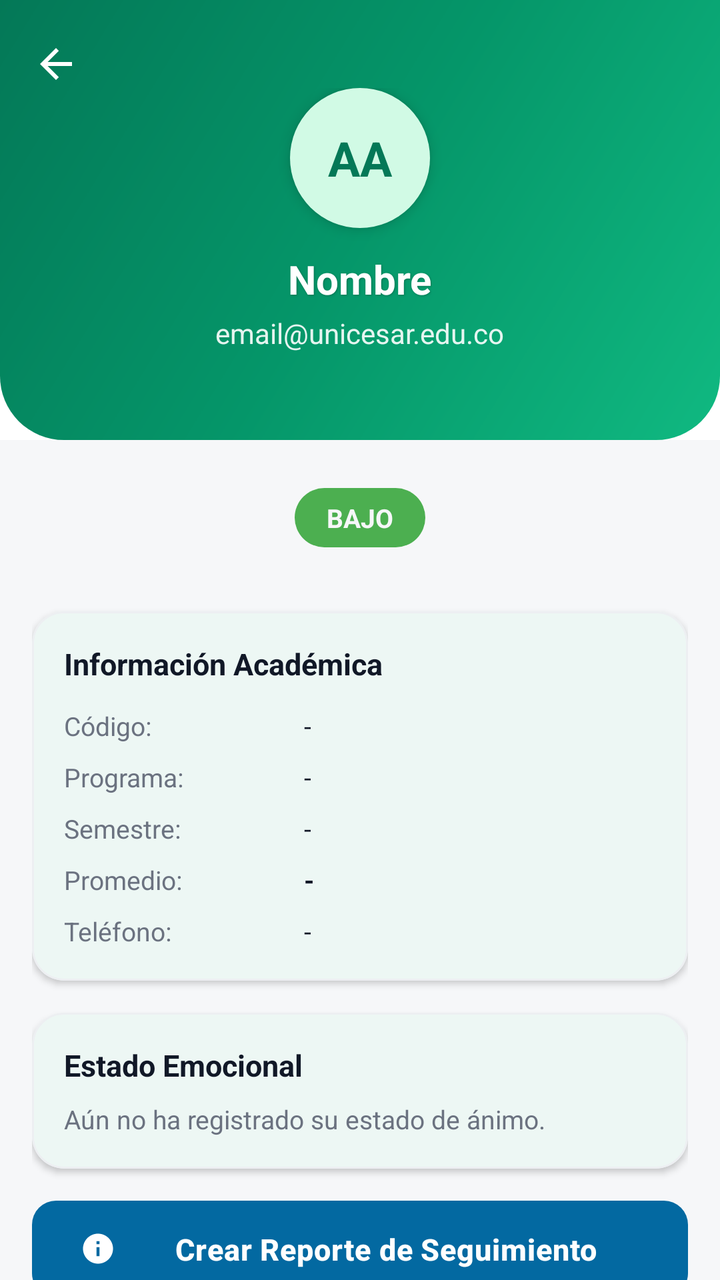
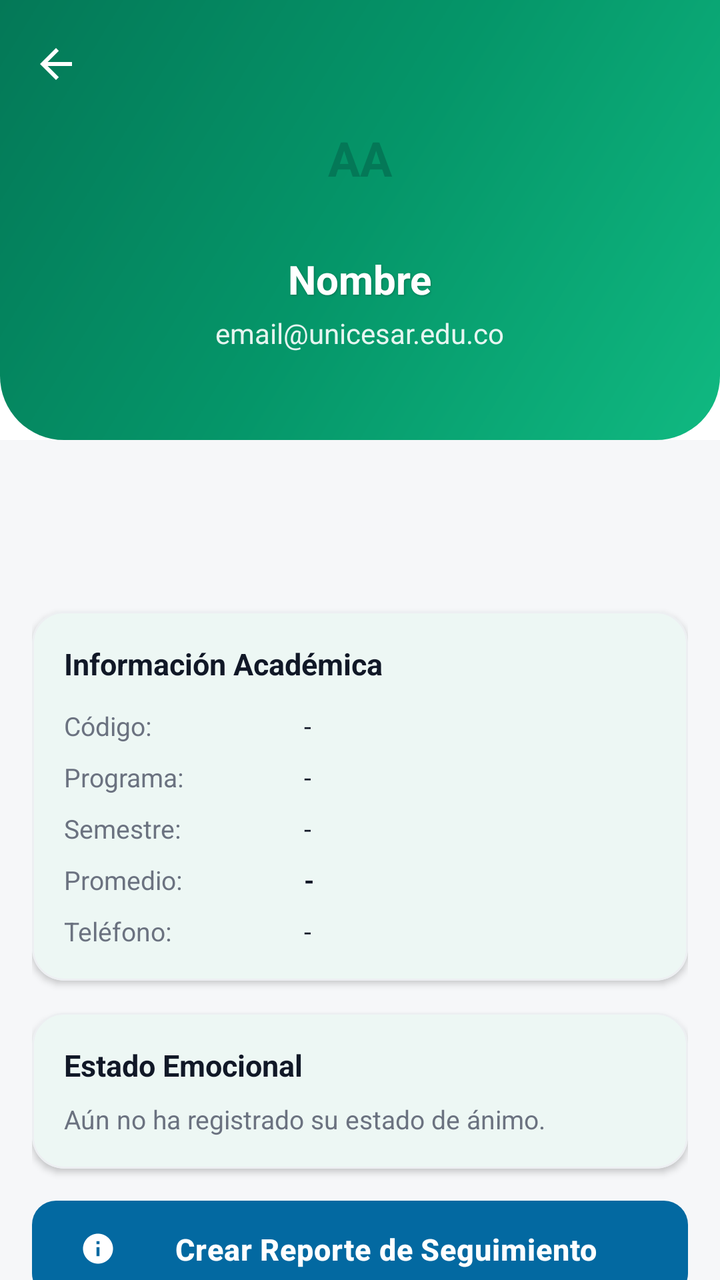

Compare the two renders of this Android layout. The source of the first and the diff that turns it into the second are given below.
<!-- AndroidManifest.xml: application theme Theme.BienestarUPC -->
<!-- res/layout/activity_student_detail.xml -->
<?xml version="1.0" encoding="utf-8"?>
<androidx.coordinatorlayout.widget.CoordinatorLayout
    xmlns:android="http://schemas.android.com/apk/res/android"
    xmlns:app="http://schemas.android.com/apk/res-auto"
    android:layout_width="match_parent"
    android:layout_height="match_parent"
    android:background="@color/background_gray">

    <com.google.android.material.appbar.AppBarLayout
        android:id="@+id/app_bar"
        android:layout_width="match_parent"
        android:layout_height="wrap_content"
        android:fitsSystemWindows="true">

        <com.google.android.material.appbar.CollapsingToolbarLayout
            android:id="@+id/collapsing_toolbar"
            android:layout_width="match_parent"
            android:layout_height="220dp"
            android:fitsSystemWindows="true"
            app:contentScrim="@color/green_primary"
            app:expandedTitleMarginStart="16dp"
            app:expandedTitleMarginEnd="16dp"
            app:expandedTitleTextAppearance="@style/TextAppearance.Material3.HeadlineMedium"
            app:collapsedTitleTextAppearance="@style/TextAppearance.Material3.TitleMedium"
            app:layout_scrollFlags="scroll|exitUntilCollapsed">

            <ImageView
                android:layout_width="match_parent"
                android:layout_height="match_parent"
                android:scaleType="centerCrop"
                android:src="@drawable/gradient_header"
                app:layout_collapseMode="parallax" />

            <LinearLayout
                android:layout_width="match_parent"
                android:layout_height="wrap_content"
                android:orientation="vertical"
                android:layout_gravity="center"
                android:gravity="center"
                android:padding="24dp"
                app:layout_collapseMode="parallax">

                <TextView
                    android:id="@+id/txt_iniciales"
                    android:layout_width="70dp"
                    android:layout_height="70dp"
                    android:background="@drawable/badge_circle_green_light"
                    android:gravity="center"
                    android:text="AA"
                    android:textColor="@color/green_primary_dark"
                    android:textSize="24sp"
                    android:textStyle="bold"
                    android:elevation="4dp" />

                <TextView
                    android:id="@+id/txt_nombre"
                    android:layout_width="wrap_content"
                    android:layout_height="wrap_content"
                    android:layout_marginTop="12dp"
                    android:text="Nombre"
                    android:textColor="@color/white"
                    android:textSize="20sp"
                    android:textStyle="bold"
                    android:shadowColor="#40000000"
                    android:shadowDx="1"
                    android:shadowDy="1"
                    android:shadowRadius="2" />

                <TextView
                    android:id="@+id/txt_email"
                    android:layout_width="wrap_content"
                    android:layout_height="wrap_content"
                    android:layout_marginTop="4dp"
                    android:text="email@unicesar.edu.co"
                    android:textColor="@color/white"
                    android:alpha="0.9"
                    android:textSize="14sp" />
            </LinearLayout>

            <com.google.android.material.appbar.MaterialToolbar
                android:id="@+id/toolbar"
                android:layout_width="match_parent"
                android:layout_height="?attr/actionBarSize"
                app:layout_collapseMode="pin"
                app:navigationIcon="@drawable/ic_arrow_back"
                app:navigationIconTint="@color/white" />

        </com.google.android.material.appbar.CollapsingToolbarLayout>
    </com.google.android.material.appbar.AppBarLayout>

    <androidx.core.widget.NestedScrollView
        android:layout_width="match_parent"
        android:layout_height="match_parent"
        app:layout_behavior="@string/appbar_scrolling_view_behavior">

        <LinearLayout
            android:layout_width="match_parent"
            android:layout_height="wrap_content"
            android:orientation="vertical"
            android:padding="16dp">

            <LinearLayout
                android:layout_width="wrap_content"
                android:layout_height="wrap_content"
                android:layout_gravity="center_horizontal"
                android:layout_marginBottom="16dp"
                android:orientation="horizontal">

                <TextView
                    android:id="@+id/txt_riesgo"
                    android:layout_width="wrap_content"
                    android:layout_height="wrap_content"
                    android:layout_marginTop="8dp"
                    android:background="@drawable/badge_risk_low"
                    android:paddingHorizontal="16dp"
                    android:paddingVertical="6dp"
                    android:text="BAJO"
                    android:textColor="@color/background_gray"
                    android:textSize="13sp"
                    android:textStyle="bold" />
            </LinearLayout>

            
            <com.google.android.material.card.MaterialCardView
                android:layout_width="match_parent"
                android:layout_height="wrap_content"
                android:layout_marginTop="16dp"
                app:cardBackgroundColor="@color/white_card"
                app:cardCornerRadius="16dp"
                app:cardElevation="2dp">

                <LinearLayout
                    android:layout_width="match_parent"
                    android:layout_height="wrap_content"
                    android:orientation="vertical"
                    android:padding="16dp">

                    <TextView
                        android:layout_width="wrap_content"
                        android:layout_height="wrap_content"
                        android:text="Información Académica"
                        android:textColor="@color/text_primary"
                        android:textSize="15sp"
                        android:textStyle="bold" />

                    <LinearLayout
                        android:layout_width="match_parent"
                        android:layout_height="wrap_content"
                        android:layout_marginTop="12dp"
                        android:orientation="horizontal">

                        <TextView
                            android:layout_width="120dp"
                            android:layout_height="wrap_content"
                            android:text="Código:"
                            android:textColor="@color/text_secondary"
                            android:textSize="13sp" />

                        <TextView
                            android:id="@+id/txt_codigo"
                            android:layout_width="0dp"
                            android:layout_height="wrap_content"
                            android:layout_weight="1"
                            android:text="-"
                            android:textColor="@color/text_primary"
                            android:textSize="13sp" />
                    </LinearLayout>

                    <LinearLayout
                        android:layout_width="match_parent"
                        android:layout_height="wrap_content"
                        android:layout_marginTop="8dp"
                        android:orientation="horizontal">

                        <TextView
                            android:layout_width="120dp"
                            android:layout_height="wrap_content"
                            android:text="Programa:"
                            android:textColor="@color/text_secondary"
                            android:textSize="13sp" />

                        <TextView
                            android:id="@+id/txt_programa"
                            android:layout_width="0dp"
                            android:layout_height="wrap_content"
                            android:layout_weight="1"
                            android:text="-"
                            android:textColor="@color/text_primary"
                            android:textSize="13sp" />
                    </LinearLayout>

                    <LinearLayout
                        android:layout_width="match_parent"
                        android:layout_height="wrap_content"
                        android:layout_marginTop="8dp"
                        android:orientation="horizontal">

                        <TextView
                            android:layout_width="120dp"
                            android:layout_height="wrap_content"
                            android:text="Semestre:"
                            android:textColor="@color/text_secondary"
                            android:textSize="13sp" />

                        <TextView
                            android:id="@+id/txt_semestre"
                            android:layout_width="0dp"
                            android:layout_height="wrap_content"
                            android:layout_weight="1"
                            android:text="-"
                            android:textColor="@color/text_primary"
                            android:textSize="13sp" />
                    </LinearLayout>

                    <LinearLayout
                        android:layout_width="match_parent"
                        android:layout_height="wrap_content"
                        android:layout_marginTop="8dp"
                        android:orientation="horizontal">

                        <TextView
                            android:layout_width="120dp"
                            android:layout_height="wrap_content"
                            android:text="Promedio:"
                            android:textColor="@color/text_secondary"
                            android:textSize="13sp" />

                        <TextView
                            android:id="@+id/txt_promedio"
                            android:layout_width="0dp"
                            android:layout_height="wrap_content"
                            android:layout_weight="1"
                            android:text="-"
                            android:textColor="@color/text_primary"
                            android:textSize="13sp"
                            android:textStyle="bold" />
                    </LinearLayout>

                    <LinearLayout
                        android:layout_width="match_parent"
                        android:layout_height="wrap_content"
                        android:layout_marginTop="8dp"
                        android:orientation="horizontal">

                        <TextView
                            android:layout_width="120dp"
                            android:layout_height="wrap_content"
                            android:text="Teléfono:"
                            android:textColor="@color/text_secondary"
                            android:textSize="13sp" />

                        <TextView
                            android:id="@+id/txt_telefono"
                            android:layout_width="0dp"
                            android:layout_height="wrap_content"
                            android:layout_weight="1"
                            android:text="-"
                            android:textColor="@color/text_primary"
                            android:textSize="13sp" />
                    </LinearLayout>

                </LinearLayout>
            </com.google.android.material.card.MaterialCardView>

            
            <com.google.android.material.card.MaterialCardView
                android:layout_width="match_parent"
                android:layout_height="wrap_content"
                android:layout_marginTop="16dp"
                app:cardBackgroundColor="@color/white_card"
                app:cardCornerRadius="16dp"
                app:cardElevation="2dp">

                <LinearLayout
                    android:layout_width="match_parent"
                    android:layout_height="wrap_content"
                    android:orientation="vertical"
                    android:padding="16dp">

                    <TextView
                        android:layout_width="wrap_content"
                        android:layout_height="wrap_content"
                        android:text="Estado Emocional"
                        android:textColor="@color/text_primary"
                        android:textSize="15sp"
                        android:textStyle="bold" />

                    <TextView
                        android:id="@+id/txt_emocional_none"
                        android:layout_width="match_parent"
                        android:layout_height="wrap_content"
                        android:layout_marginTop="8dp"
                        android:text="Aún no ha registrado su estado de ánimo."
                        android:textColor="@color/text_secondary"
                        android:textSize="13sp" />

                    <LinearLayout
                        android:id="@+id/emocional_content"
                        android:layout_width="match_parent"
                        android:layout_height="wrap_content"
                        android:layout_marginTop="12dp"
                        android:gravity="center_vertical"
                        android:orientation="horizontal"
                        android:visibility="gone">

                        <View
                            android:id="@+id/dot_emocional"
                            android:layout_width="18dp"
                            android:layout_height="18dp"
                            android:background="@drawable/mood_circle_none" />

                        <LinearLayout
                            android:layout_width="0dp"
                            android:layout_height="wrap_content"
                            android:layout_marginStart="12dp"
                            android:layout_weight="1"
                            android:orientation="vertical">

                            <TextView
                                android:id="@+id/txt_emocional_animo"
                                android:layout_width="wrap_content"
                                android:layout_height="wrap_content"
                                android:text="-"
                                android:textColor="@color/text_primary"
                                android:textSize="13sp"
                                android:textStyle="bold" />

                            <TextView
                                android:id="@+id/txt_emocional_fecha"
                                android:layout_width="wrap_content"
                                android:layout_height="wrap_content"
                                android:text=""
                                android:textColor="@color/text_secondary"
                                android:textSize="12sp" />

                            <TextView
                                android:id="@+id/txt_emocional_desc"
                                android:layout_width="match_parent"
                                android:layout_height="wrap_content"
                                android:layout_marginTop="4dp"
                                android:text=""
                                android:textColor="@color/text_secondary"
                                android:textSize="12sp" />
                        </LinearLayout>
                    </LinearLayout>
                </LinearLayout>
            </com.google.android.material.card.MaterialCardView>

            
            <com.google.android.material.button.MaterialButton
                android:id="@+id/btn_nuevo_reporte"
                android:layout_width="match_parent"
                android:layout_height="wrap_content"
                android:layout_marginTop="16dp"
                android:text="Crear Reporte de Seguimiento"
                android:textColor="@color/white_card"
                app:backgroundTint="@color/info_text"
                app:icon="@drawable/ic_info"
                app:iconTint="@color/white_card"
                app:cornerRadius="12dp" />

            <com.google.android.material.button.MaterialButton
                android:id="@+id/btn_nuevo_plan"
                style="@style/Widget.Material3.Button.OutlinedButton"
                android:layout_width="match_parent"
                android:layout_height="wrap_content"
                android:layout_marginTop="8dp"
                android:text="Crear Plan de Acción"
                app:icon="@drawable/ic_check"
                app:cornerRadius="12dp" />

            <com.google.android.material.button.MaterialButton
                android:id="@+id/btn_semaforo"
                style="@style/Widget.Material3.Button.OutlinedButton"
                android:layout_width="match_parent"
                android:layout_height="wrap_content"
                android:layout_marginTop="8dp"
                android:text="Importar Semáforo (PDF)"
                app:icon="@drawable/ic_pdf"
                app:iconTint="@color/green_primary"
                app:cornerRadius="12dp" />

            
            <TextView
                android:layout_width="match_parent"
                android:layout_height="wrap_content"
                android:layout_marginTop="16dp"
                android:text="Reportes y Planes"
                android:textColor="@color/text_primary"
                android:textSize="15sp"
                android:textStyle="bold" />

            <TextView
                android:id="@+id/txt_reporte_count"
                android:layout_width="match_parent"
                android:layout_height="wrap_content"
                android:layout_marginTop="8dp"
                android:text="0 reportes activos"
                android:textColor="@color/text_secondary"
                android:textSize="13sp" />

            <LinearLayout
                android:id="@+id/reportes_container"
                android:layout_width="match_parent"
                android:layout_height="wrap_content"
                android:orientation="vertical" />

        </LinearLayout>
    </androidx.core.widget.NestedScrollView>

    <ProgressBar
        android:id="@+id/progress_detail"
        android:layout_width="wrap_content"
        android:layout_height="wrap_content"
        android:layout_gravity="center"
        android:visibility="gone" />

</androidx.coordinatorlayout.widget.CoordinatorLayout>
<!-- resources referenced by this layout -->
<resources>
  <color name="background_gray">#F6F7F9</color>
  <color name="green_primary">#059669</color>
  <color name="green_primary_dark">#047857</color>
  <color name="info_text">#0369A1</color>
  <color name="text_primary">#111827</color>
  <color name="text_secondary">#6B7280</color>
  <color name="white">#FFFFFF</color>
  <color name="white_card">#FFFFFF</color>
  <!-- drawable badge_circle_green_light (drawable) -->
  <?xml version="1.0" encoding="utf-8"?>
  <shape xmlns:android="http://schemas.android.com/apk/res/android"
      android:shape="oval">
      <solid android:color="@color/success_bg" />
  </shape>
  <!-- drawable badge_risk_low (drawable) -->
  <?xml version="1.0" encoding="utf-8"?>
  <shape xmlns:android="http://schemas.android.com/apk/res/android"
      android:shape="rectangle">
      <solid android:color="@color/risk_low_bg" />
      <corners android:radius="20dp" />
  </shape>
  <!-- drawable ic_arrow_back (drawable) -->
  <?xml version="1.0" encoding="utf-8"?>
  <vector xmlns:android="http://schemas.android.com/apk/res/android"
      android:width="24dp" android:height="24dp"
      android:viewportWidth="24" android:viewportHeight="24">
      <path
          android:fillColor="#FF000000"
          android:pathData="M20,11H7.83l5.59,-5.59L12,4l-8,8 8,8 1.41,-1.41L7.83,13H20v-2z"/>
  </vector>
  <!-- drawable ic_check (drawable) -->
  <vector xmlns:android="http://schemas.android.com/apk/res/android"
      android:width="24dp" android:height="24dp"
      android:viewportWidth="24" android:viewportHeight="24">
      <path
          android:fillColor="#FF000000"
          android:pathData="M9,16.17L4.83,12l-1.42,1.41L9,19 21,7l-1.41,-1.41z"/>
  </vector>
  <!-- drawable mood_circle_none (drawable) -->
  <?xml version="1.0" encoding="utf-8"?>
  <shape xmlns:android="http://schemas.android.com/apk/res/android"
      android:shape="oval">
      <solid android:color="@color/text_hint" />
  </shape>
  <color name="success_bg">#D1FAE5</color>
  <color name="risk_low_bg">#4CAF50</color>
  <color name="text_hint">#9CA3AF</color>
  <color name="green_container">#D1FAE5</color>
  <color name="on_primary_container">#053B2A</color>
  <color name="teal_primary">#0D9488</color>
  <color name="teal_light">#CCFBF1</color>
  <color name="surface_container_low">#F8FAFC</color>
  <color name="surface_container">#EFF2F5</color>
  <color name="surface_container_high">#E7EAEE</color>
  <color name="surface_container_highest">#DEE2E8</color>
  <color name="surface_outline">#C9CFD8</color>
  <color name="surface_outline_variant">#E4E7EC</color>
  <color name="error_text">#DC2626</color>
  <style name="ThemeOverlay.BienestarUPC.MaterialAlertDialog" parent="ThemeOverlay.Material3.MaterialAlertDialog">
          <item name="shapeAppearanceOverlay">@style/ShapeAppearance.BienestarUPC.Dialog</item>
          <item name="colorSecondary">@color/green_primary</item>
      </style>
  <style name="Widget.BienestarUPC.Snackbar" parent="Widget.Material3.Snackbar">
          <item name="backgroundTint">@color/text_primary</item>
          <item name="android:textColor">@color/white_card</item>
          <item name="shapeAppearanceOverlay">@style/ShapeAppearance.BienestarUPC.Snackbar</item>
      </style>
  <color name="gray_medium">#9CA3AF</color>
  <color name="stroke_color">#EDEFF2</color>
  <color name="green_light">#D1FAE5</color>
  <color name="nav_background">#FFFFFF</color>
  <color name="chip_bg">#F3F4F6</color>
  <color name="chip_text">#111827</color>
  <style name="ShapeAppearance.BienestarUPC.Dialog" parent="ShapeAppearance.Material3.LargeComponent">
          <item name="cornerSize">24dp</item>
      </style>
  <style name="ShapeAppearance.BienestarUPC.Snackbar" parent="ShapeAppearance.Material3.MediumComponent">
          <item name="cornerFamily">rounded</item>
          <item name="cornerSize">14dp</item>
      </style>
  <!-- unchanged entries left out for length: 9 -->
</resources>

<!-- the commit's change to res/layout/activity_student_detail.xml (unified diff, before → after) -->
@@ -4,7 +4,7 @@
     xmlns:app="http://schemas.android.com/apk/res-auto"
     android:layout_width="match_parent"
     android:layout_height="match_parent"
-    android:background="@color/background_gray">
+   >
 
     <com.google.android.material.appbar.AppBarLayout
         android:id="@+id/app_bar"
@@ -24,7 +24,7 @@
             app:collapsedTitleTextAppearance="@style/TextAppearance.Material3.TitleMedium"
             app:layout_scrollFlags="scroll|exitUntilCollapsed">
 
-            <ImageView
+            <ImageView android:contentDescription="@null"
                 android:layout_width="match_parent"
                 android:layout_height="match_parent"
                 android:scaleType="centerCrop"
@@ -44,7 +44,7 @@
                     android:id="@+id/txt_iniciales"
                     android:layout_width="70dp"
                     android:layout_height="70dp"
-                    android:background="@drawable/badge_circle_green_light"
+                   
                     android:gravity="center"
                     android:text="AA"
                     android:textColor="@color/green_primary_dark"
@@ -111,7 +111,7 @@
                     android:layout_width="wrap_content"
                     android:layout_height="wrap_content"
                     android:layout_marginTop="8dp"
-                    android:background="@drawable/badge_risk_low"
+                   
                     android:paddingHorizontal="16dp"
                     android:paddingVertical="6dp"
                     android:text="BAJO"
@@ -307,7 +307,7 @@
                             android:id="@+id/dot_emocional"
                             android:layout_width="18dp"
                             android:layout_height="18dp"
-                            android:background="@drawable/mood_circle_none" />
+                            />
 
                         <LinearLayout
                             android:layout_width="0dp"
<!-- resource entries referenced after the edit -->
@@ -8,19 +8,6 @@
   <color name="text_secondary">#6B7280</color>
   <color name="white">#FFFFFF</color>
   <color name="white_card">#FFFFFF</color>
-  <!-- drawable badge_circle_green_light (drawable) -->
-  <?xml version="1.0" encoding="utf-8"?>
-  <shape xmlns:android="http://schemas.android.com/apk/res/android"
-      android:shape="oval">
-      <solid android:color="@color/success_bg" />
-  </shape>
-  <!-- drawable badge_risk_low (drawable) -->
-  <?xml version="1.0" encoding="utf-8"?>
-  <shape xmlns:android="http://schemas.android.com/apk/res/android"
-      android:shape="rectangle">
-      <solid android:color="@color/risk_low_bg" />
-      <corners android:radius="20dp" />
-  </shape>
   <!-- drawable ic_arrow_back (drawable) -->
   <?xml version="1.0" encoding="utf-8"?>
   <vector xmlns:android="http://schemas.android.com/apk/res/android"
@@ -38,15 +25,6 @@
           android:fillColor="#FF000000"
           android:pathData="M9,16.17L4.83,12l-1.42,1.41L9,19 21,7l-1.41,-1.41z"/>
   </vector>
-  <!-- drawable mood_circle_none (drawable) -->
-  <?xml version="1.0" encoding="utf-8"?>
-  <shape xmlns:android="http://schemas.android.com/apk/res/android"
-      android:shape="oval">
-      <solid android:color="@color/text_hint" />
-  </shape>
-  <color name="success_bg">#D1FAE5</color>
-  <color name="risk_low_bg">#4CAF50</color>
-  <color name="text_hint">#9CA3AF</color>
   <color name="green_container">#D1FAE5</color>
   <color name="on_primary_container">#053B2A</color>
   <color name="teal_primary">#0D9488</color>
